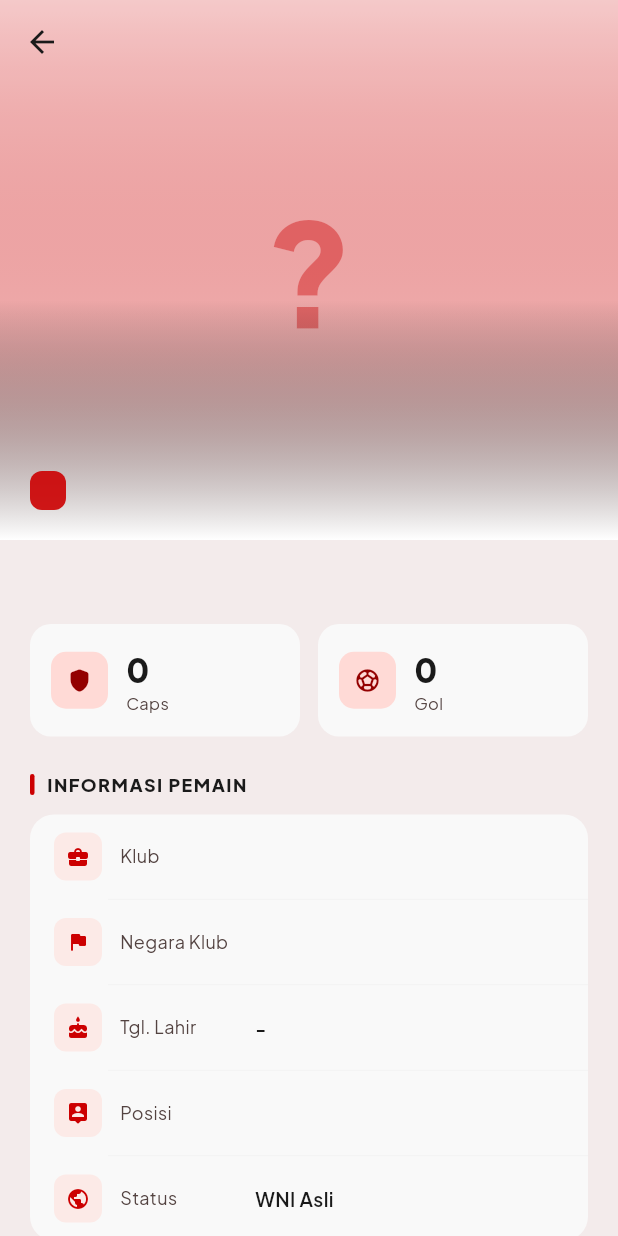
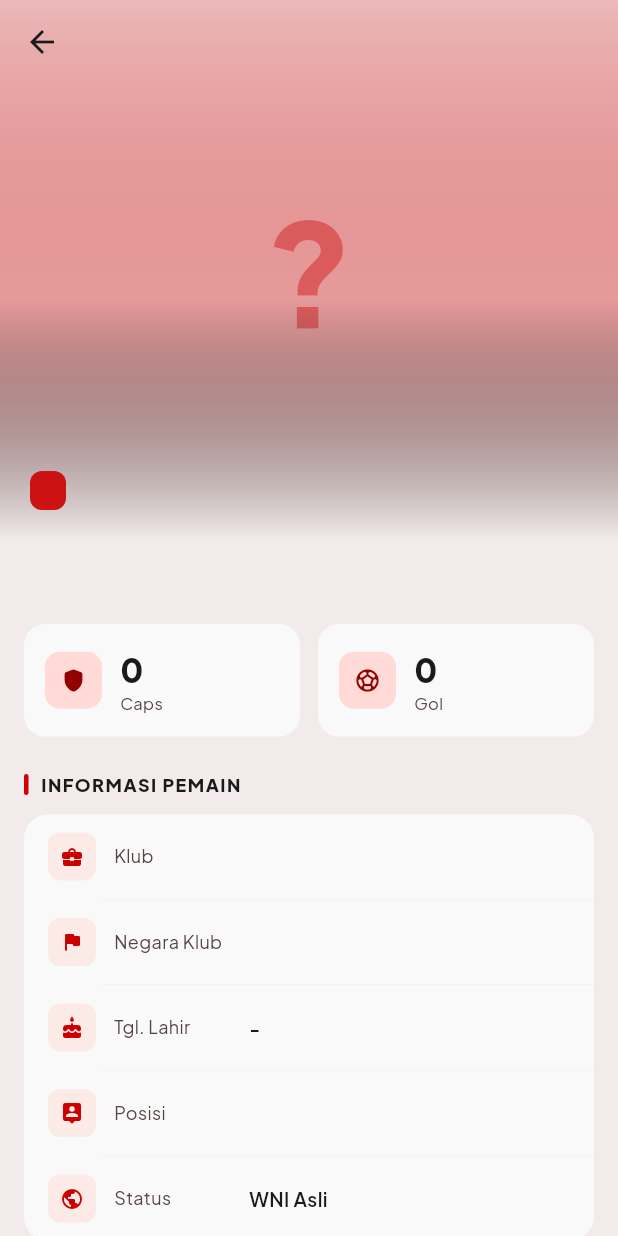
Before and after one commit to dlifad/garudahub, a Flutter app: the PlayerDetailScreen screen opened directly with empty values, on a phone screen of 412 x 824 dp. Run offline on Flutter 3.47's test engine with Material 3 defaults, Android fonts, the phone set to English and light mode, and no system bars; our stand-ins replace audioplayers, cached_network_image, flutter_local_notifications, flutter_secure_storage, geolocator, google_fonts and 10 more; accounts and stored records are empty; network calls fail.

Commit message:
revisi ui

```diff
--- a/lib/features/match/screens/match_chat_screen.dart
+++ b/lib/features/match/screens/match_chat_screen.dart
@@ -238,7 +238,7 @@ class _MatchChatScreenState extends State<MatchChatScreen>
         elevation: 0,
         titleSpacing: AppSpacing.xs - 4,
         leading: IconButton(
-          icon: const Icon(Icons.arrow_back_ios_new_rounded, size: 18),
+          icon: const Icon(Icons.arrow_back_ios_new_rounded, size: 18, color: Colors.white,),
           onPressed: () => Navigator.pop(context),
         ),
         title: Column(
--- a/lib/features/player/screens/player_detail_screen.dart
+++ b/lib/features/player/screens/player_detail_screen.dart
@@ -21,16 +21,18 @@ class PlayerDetailScreen extends StatelessWidget {
     final cs = Theme.of(context).colorScheme;
     final tt = Theme.of(context).textTheme;
     final col = _posColor[player.position] ?? cs.primary;
+    final isDark = Theme.of(context).brightness == Brightness.dark;
+    final pageBg = AppColors.softBackground(cs, isDark: isDark);
 
     return Scaffold(
-      backgroundColor: AppColors.softBackground(cs, isDark: Theme.of(context).brightness == Brightness.dark),
+      backgroundColor: pageBg,
       body: CustomScrollView(
         slivers: [
           // ── Hero foto ──────────────────────────────────────────
           SliverAppBar(
             expandedHeight: 360,
             pinned: true,
-            backgroundColor: cs.surface,
+            backgroundColor: pageBg,
             surfaceTintColor: cs.surfaceTint,
             flexibleSpace: FlexibleSpaceBar(
               collapseMode: CollapseMode.parallax,
@@ -43,7 +45,7 @@ class PlayerDetailScreen extends StatelessWidget {
                       gradient: LinearGradient(
                         begin: Alignment.topCenter,
                         end: Alignment.bottomCenter,
-                        colors: [col.withOpacity(0.12), cs.surface],
+                        colors: [col.withOpacity(0.12), pageBg],
                       ),
                     ),
                   ),
@@ -76,7 +78,7 @@ class PlayerDetailScreen extends StatelessWidget {
                         gradient: LinearGradient(
                           begin: Alignment.bottomCenter,
                           end: Alignment.topCenter,
-                          colors: [cs.surface, Colors.transparent],
+                          colors: [pageBg, Colors.transparent],
                         ),
                       ),
                     ),
@@ -140,11 +142,18 @@ class PlayerDetailScreen extends StatelessWidget {
 
           // ── Body ────────────────────────────────────────────────
           SliverToBoxAdapter(
-            child: Padding(
+            child: Container(
+              decoration: BoxDecoration(
+                color: pageBg,
+                borderRadius: const BorderRadius.vertical(
+                  top: Radius.circular(24),
+                ),
+              ),
+              child: Padding(
               padding: const EdgeInsets.fromLTRB(
-                AppSpacing.base + AppSpacing.xs,
+                AppSpacing.base,
                 AppSpacing.xs,
-                AppSpacing.base + AppSpacing.xs,
+                AppSpacing.base,
                 AppSpacing.xxl + AppSpacing.sm,
               ),
               child: Column(
@@ -273,6 +282,7 @@ class PlayerDetailScreen extends StatelessWidget {
                   ),
                 ],
               ),
+            ),
             ),
           ),
         ],
```
Also changed, not shown: lib/features/match/screens/match_detail_screen.dart (+37 -38 lines), lib/features/match/screens/match_screen.dart (+7 -2 lines), lib/features/player/screens/player_list_screen.dart (+13 -2 lines).
